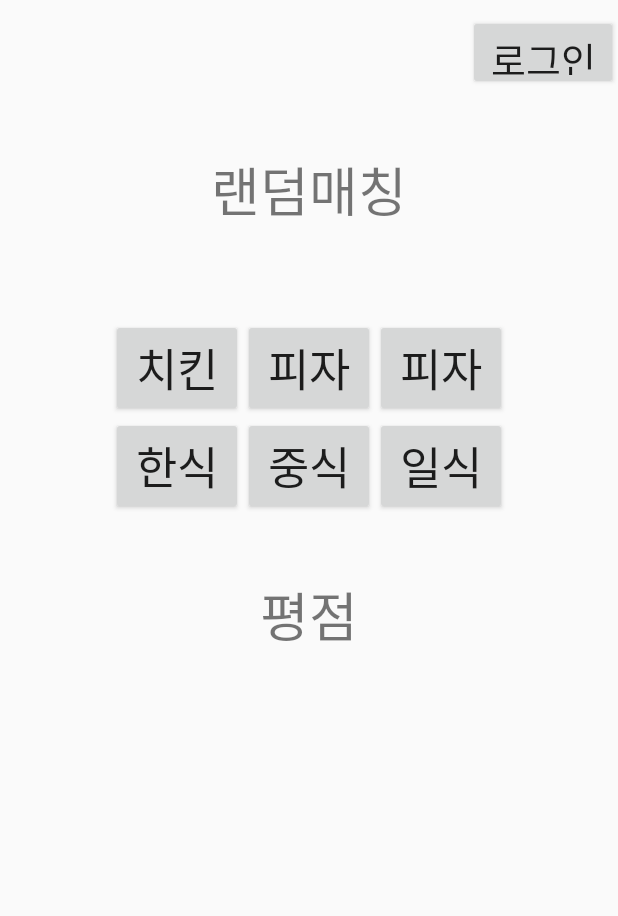
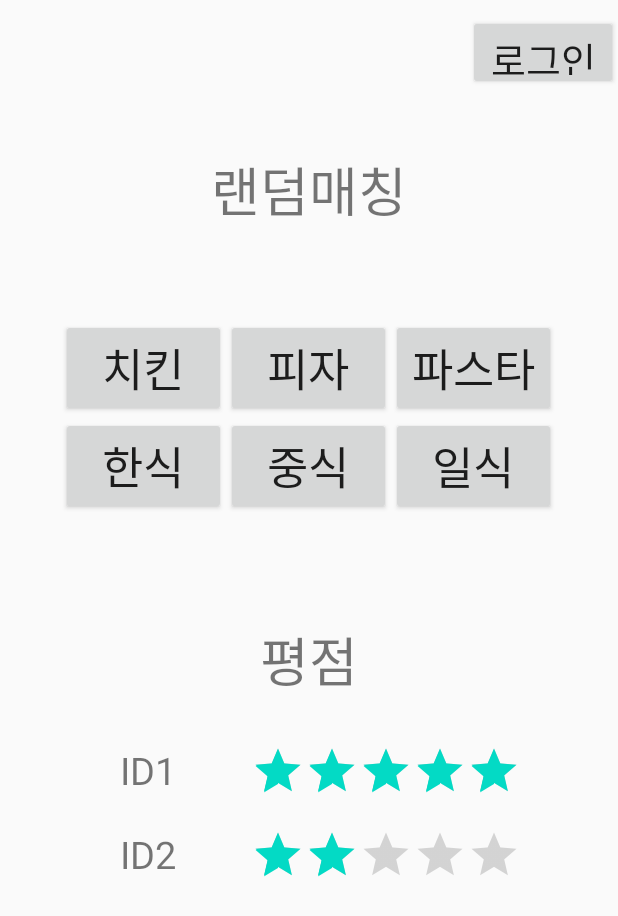
Before and after one commit to iptablecommandcode/Graduated_Work_User_Android, an Android app: the screen it shows after launch (MainActivity), on a phone screen of 412 x 824 dp. Shown: the top 916 px of the screen. Run offline under Robolectric (Android 15) with nearby library versions, the phone set to English and light mode, and no system bars.

Commit message:
메인페이지 최종

```diff
--- a/app/src/main/res/layout/activity_main.xml
+++ b/app/src/main/res/layout/activity_main.xml
@@ -34,21 +34,21 @@
         android:layout_gravity="center">
 
     <Button
-        android:layout_width="wrap_content"
+        android:layout_width="110dp"
         android:layout_height="wrap_content"
         android:text="치킨"
         android:textSize="30dp" />
 
     <Button
-        android:layout_width="wrap_content"
+        android:layout_width="110dp"
         android:layout_height="wrap_content"
         android:text = "피자"
         android:textSize = "30dp"/>
 
         <Button
-            android:layout_width="wrap_content"
+            android:layout_width="110dp"
             android:layout_height="wrap_content"
-            android:text = "피자"
+            android:text = "파스타"
             android:textSize = "30dp"/>
     </LinearLayout>
     <LinearLayout
@@ -58,19 +58,19 @@
         android:layout_gravity="center">
 
         <Button
-            android:layout_width="wrap_content"
+            android:layout_width="110dp"
             android:layout_height="wrap_content"
             android:text="한식"
             android:textSize="30dp" />
 
         <Button
-            android:layout_width="wrap_content"
+            android:layout_width="110dp"
             android:layout_height="wrap_content"
             android:text = "중식"
             android:textSize = "30dp"/>
 
         <Button
-            android:layout_width="wrap_content"
+            android:layout_width="110dp"
             android:layout_height="wrap_content"
             android:text="일식"
             android:textSize="30dp"/>
@@ -82,11 +82,59 @@
         <TextView
             android:layout_width="match_parent"
             android:layout_height="wrap_content"
-            android:layout_marginTop="40dp"
+            android:layout_marginTop="70dp"
             android:gravity="center_horizontal"
             android:text="평점"
             android:textSize="35dp" />
 
     </LinearLayout>
 
+    <LinearLayout
+        android:layout_width="wrap_content"
+        android:layout_height="wrap_content"
+        android:orientation="horizontal">
+
+        <TextView
+            android:layout_width="wrap_content"
+            android:layout_height="wrap_content"
+            android:layout_marginLeft="80dp"
+            android:layout_marginTop="30dp"
+            android:text="ID1"
+            android:textSize="25dp" />
+
+        <RatingBar
+            style="@style/Widget.AppCompat.RatingBar.Indicator"
+            android:layout_width="wrap_content"
+            android:layout_height="wrap_content"
+            android:layout_marginLeft="50dp"
+            android:layout_marginTop="30dp"
+            android:numStars="5"
+            android:rating="5"
+            android:stepSize="0.5" />
+    </LinearLayout>
+    <LinearLayout
+        android:layout_width="wrap_content"
+        android:layout_height="wrap_content"
+        android:orientation="horizontal">
+
+        <TextView
+            android:layout_width="wrap_content"
+            android:layout_height="wrap_content"
+            android:layout_marginLeft="80dp"
+            android:layout_marginTop="20dp"
+            android:text="ID2"
+            android:textSize="25dp" />
+
+        <RatingBar
+            style="@style/Widget.AppCompat.RatingBar.Indicator"
+            android:layout_width="wrap_content"
+            android:layout_height="wrap_content"
+            android:layout_marginLeft="50dp"
+            android:layout_marginTop="20dp"
+            android:numStars="5"
+            android:rating="2"
+            android:stepSize="0.5" />
+    </LinearLayout>
+
+
 </LinearLayout>
```
